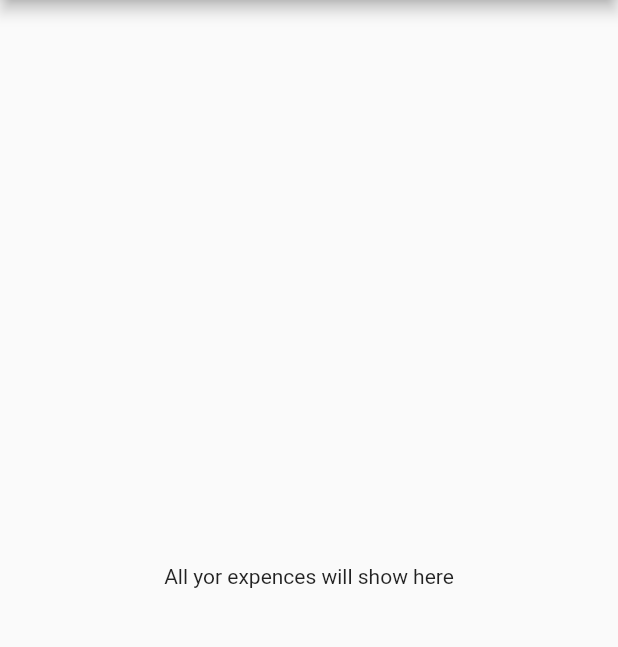
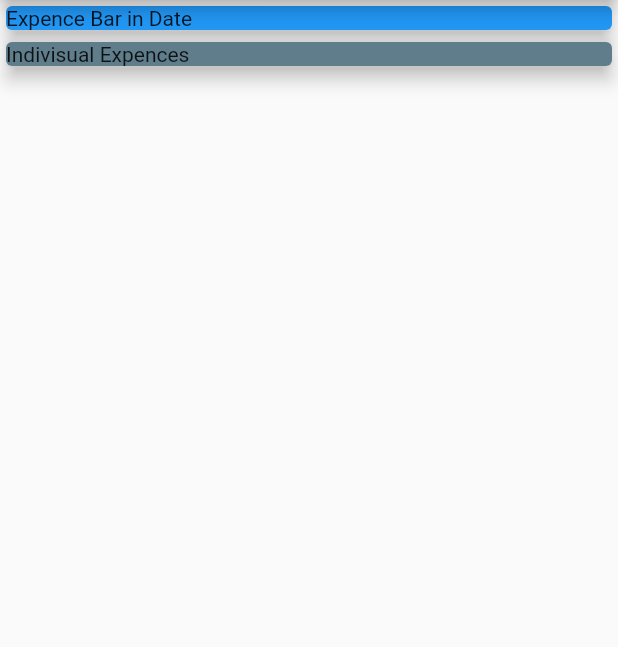
Before and after one commit to soikat77/expence_tracker, a Flutter app: the screen it shows after launch, on a phone screen of 412 x 824 dp, the part 84-731 px from its top. Run offline on Flutter 3.47's test engine with Material 2 defaults, Android fonts, the phone set to English and light mode, and no system bars.

Commit message:
scatching the layout

```diff
--- a/lib/main.dart
+++ b/lib/main.dart
@@ -10,8 +10,25 @@ class MyApp extends StatelessWidget {
         appBar: AppBar(
           title: Text('Expence Tracker'),
         ),
-        body: Center(
-          child: Text('All yor expences will show here'),
+        body: Column(
+          children: [
+            Container(
+              width: double.infinity,
+              child: Card(
+                color: Colors.blue,
+                elevation: 5,
+                child: Text('Expence Bar in Date'),
+              ),
+            ),
+            Container(
+              width: double.infinity,
+              child: Card(
+                color: Colors.blueGrey,
+                elevation: 5,
+                child: Text('Indivisual Expences'),
+              ),
+            ),
+          ],
         ),
       ),
     );
```
